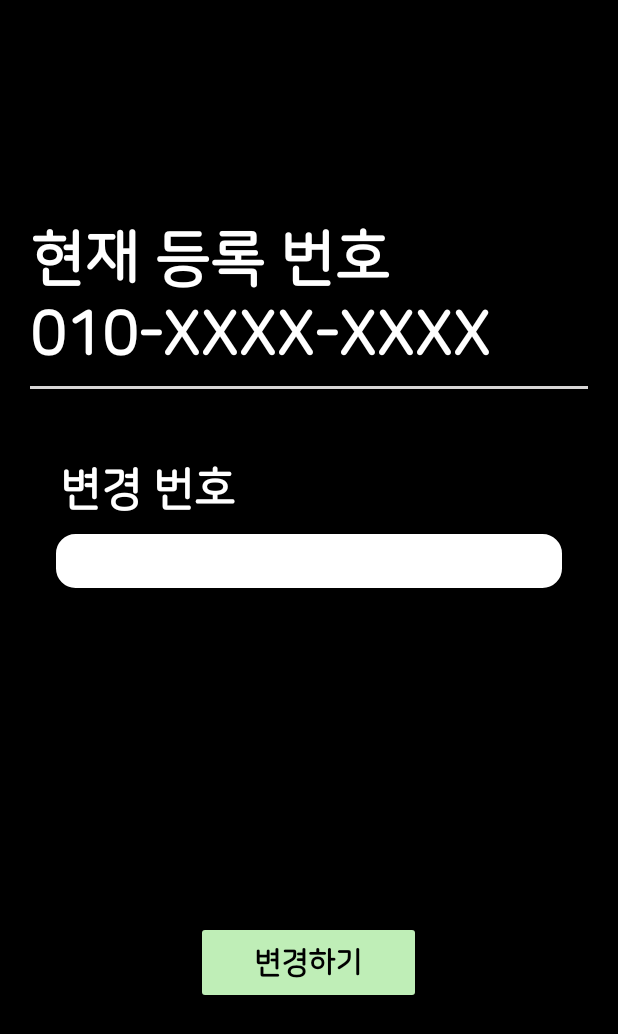
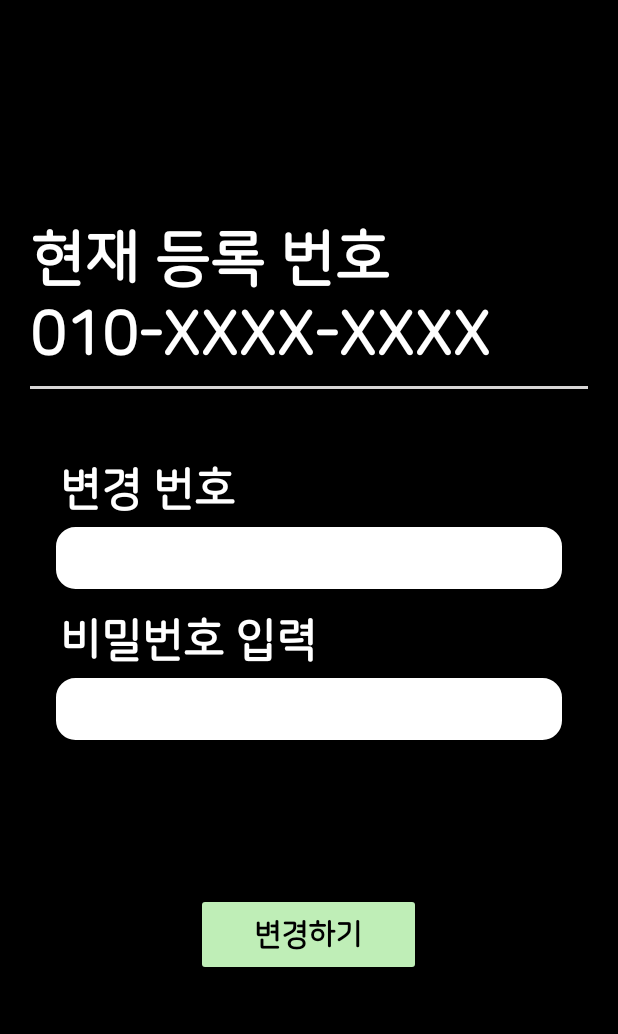
Before and after one commit to SeokCheol-Lee/MedexHealing, an Android app: the ChangeInfoActivity screen opened directly, with no data from a screen before it, on a phone screen of 412 x 824 dp. Shown: the top 1034 px of the screen. Run offline under Robolectric (Android 15) with nearby library versions, the phone set to English and light mode, and no system bars; 1 statement that could not run was skipped.

Commit message:
정보 수정 기능(로컬)

```diff
--- a/app/build.gradle
+++ b/app/build.gradle
@@ -64,4 +64,5 @@ dependencies {
     // Neumorphism 시도 코드
     implementation 'com.github.fornewid:neumorphism:0.3.0'
     implementation("androidx.multidex:multidex:2.0.1")
+
 }
--- a/app/src/main/java/org/techtown/medexhealing/ChangeInfoActivity.kt
+++ b/app/src/main/java/org/techtown/medexhealing/ChangeInfoActivity.kt
@@ -1,11 +1,50 @@
 package org.techtown.medexhealing
 
+import android.content.Intent
 import androidx.appcompat.app.AppCompatActivity
 import android.os.Bundle
+import android.util.Log
+import android.widget.Toast
+import org.techtown.medexhealing.databinding.ActivityChangeInfoBinding
 
 class ChangeInfoActivity : AppCompatActivity() {
     override fun onCreate(savedInstanceState: Bundle?) {
         super.onCreate(savedInstanceState)
         setContentView(R.layout.activity_change_info)
+
+        val uibinding = ActivityChangeInfoBinding.inflate(layoutInflater)
+        setContentView(uibinding.root)
+
+        var userPhoneNum = MySharedPreferences.getPhoneNum(this)
+        var upw = MySharedPreferences.getUserPass(this)
+
+
+        uibinding.showPhoneNum.setText(userPhoneNum[0].toString()+userPhoneNum[1].toString()+userPhoneNum[2].toString()+"-"+userPhoneNum[3].toString()+userPhoneNum[4].toString()+userPhoneNum[5].toString()+userPhoneNum[6].toString()+"-"+userPhoneNum[7].toString()+userPhoneNum[8].toString()+userPhoneNum[9].toString()+userPhoneNum[10].toString())
+
+
+
+        uibinding.btnChange.setOnClickListener {
+            var pw = uibinding.editPW.text.toString()
+            var phoneNum = uibinding.newPhoneNum.text.toString()
+
+            if (pw == upw){
+                MySharedPreferences.setPhoneNum(this, phoneNum)
+                uibinding.newPhoneNum.setText("")
+                uibinding.editPW.setText("")
+                Toast.makeText(this, "전화번호 변경 성공", Toast.LENGTH_LONG).show()
+                val intent: Intent = Intent(this, UserInfoActivity::class.java)
+                startActivity(intent)
+                Log.d("TAG", "전화번호 변경 성공")
+            }
+            else{
+                uibinding.newPhoneNum.setText("")
+                uibinding.editPW.setText("")
+                Log.d("TAG", "전화번호 변경 실패")
+            }
+
+        }
+
+
+
     }
 }
--- a/app/src/main/java/org/techtown/medexhealing/MySharedPreferences.kt
+++ b/app/src/main/java/org/techtown/medexhealing/MySharedPreferences.kt
@@ -57,6 +57,19 @@ object MySharedPreferences {
         return prefs.getString("MY_SERIAL", "").toString()
     }
 
+    fun setPhoneNum(context: Context, input: String){
+        val prefs : SharedPreferences = context.getSharedPreferences(MY_ACCOUNT, Context.MODE_PRIVATE)
+        val editor : SharedPreferences.Editor = prefs.edit()
+        editor.putString("MY_PHONE", input)
+        editor.commit()
+    }
+
+    fun getPhoneNum(context: Context): String {
+        val prefs : SharedPreferences = context.getSharedPreferences(MY_ACCOUNT, android.content.Context.MODE_PRIVATE)
+        return prefs.getString("MY_PHONE", "").toString()
+    }
+
+
     fun getUserCheck(context: Context) : Boolean{
         val prefs : SharedPreferences = context.getSharedPreferences(MY_ACCOUNT, Context.MODE_PRIVATE)
         return prefs.getBoolean("MY_CHECK", false)
--- a/app/src/main/java/org/techtown/medexhealing/SingnUpActivity.kt
+++ b/app/src/main/java/org/techtown/medexhealing/SingnUpActivity.kt
@@ -39,6 +39,7 @@ class SingnUpActivity : AppCompatActivity() {
             var usn = rgbinding.etSerialnum.text.toString()
             var uame = rgbinding.etName.text.toString()
             var dialog = AlertDialog.Builder(this@SingnUpActivity)
+            var phoneNum = rgbinding.etPhonenum.text.toString()
             val intent = Intent(this@SingnUpActivity,LoginActivity::class.java)
             Log.d("회원가입 정보","uid : $uid")
             Log.d("회원가입 정보","upw : $upw")
@@ -69,6 +70,10 @@ class SingnUpActivity : AppCompatActivity() {
                         val register = response.body()
                         Log.d("회원가입 성공","msg : "+register?.msg)
                         Log.d("회원가입 성공","code : "+register?.code)
+
+                        // 전화번호 저장
+                        MySharedPreferences.setPhoneNum(this@SingnUpActivity, phoneNum)
+
                         dialog.setTitle("회원가입 성공")
                         dialog.setMessage(register?.msg)
                         dialog.show()
--- a/app/src/main/res/layout/activity_change_info.xml
+++ b/app/src/main/res/layout/activity_change_info.xml
@@ -20,7 +20,7 @@
         style="@style/titleText1" />
 
     <TextView
-        android:id="@+id/tv_ciph"
+        android:id="@+id/showPhoneNum"
         style="@style/titleText1"
         android:layout_width="match_parent"
         android:layout_height="wrap_content"
@@ -51,15 +51,43 @@
         android:layout_marginTop="50dp"/>
 
     <EditText
+        android:id="@+id/newPhoneNum"
         android:layout_width="match_parent"
-        android:layout_height="40dp"
+        android:layout_height="45dp"
+        android:paddingLeft="10dp"
+        android:paddingRight="10dp"
         android:layout_marginStart="35dp"
-        android:layout_marginTop="10dp"
+        android:layout_marginTop="5dp"
+        android:layout_marginEnd="35dp"
+        android:background="@drawable/recborder" />
+
+    <TextView
+        android:layout_width="match_parent"
+        android:layout_height="wrap_content"
+        android:text="비밀번호 입력"
+        android:fontFamily="@font/nsr"
+        android:textSize="30sp"
+        android:textStyle="bold"
+        android:textColor="@color/white"
+        android:layout_marginLeft="40dp"
+        android:layout_marginRight="40dp"
+        android:layout_marginTop="15dp"/>
+
+    <EditText
+        android:id="@+id/editPW"
+        android:layout_width="match_parent"
+        android:layout_height="45dp"
+        android:layout_marginStart="35dp"
+        android:inputType="textPassword"
+        android:paddingLeft="10dp"
+        android:paddingRight="10dp"
+        android:layout_marginTop="5dp"
         android:layout_marginEnd="35dp"
         android:background="@drawable/recborder" />
 
     <Button
-        android:layout_marginTop="220dp"
+        android:id="@+id/btnChange"
+        android:layout_marginTop="100dp"
         android:backgroundTint="@color/main_green"
         android:layout_width="150dp"
         android:layout_height="55dp"
```
Also changed, not shown: app/src/main/java/org/techtown/medexhealing/UserInfoActivity.kt (+11 -0 lines).
